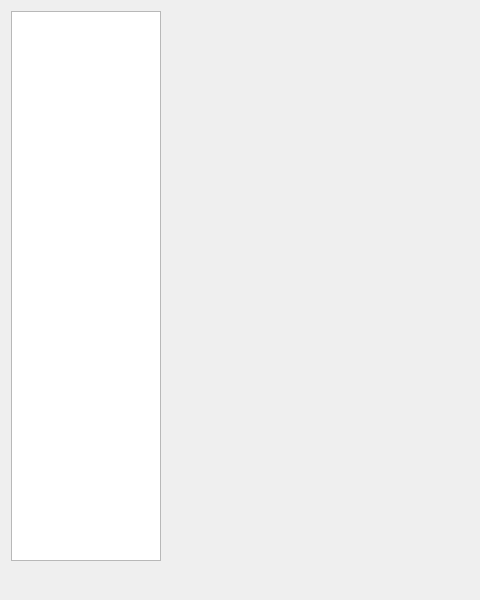
Old version of the form src/Sigil/Form_Files/Preferences.ui in the repository Sigil-Ebook/Sigil; both pictures show x 0 to 480 and y 0 to 600 of the 800 by 600 pixel window.
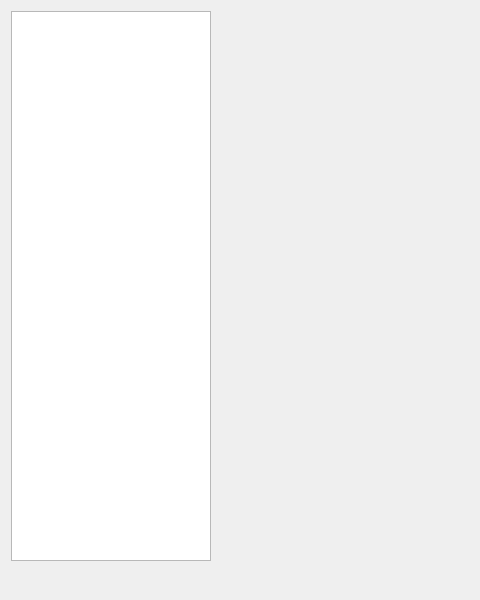
New version of the form.

```diff
--- a/src/Sigil/Form_Files/Preferences.ui
+++ b/src/Sigil/Form_Files/Preferences.ui
@@ -20,13 +20,13 @@
       <widget class="QListWidget" name="availableWidgets">
        <property name="sizePolicy">
         <sizepolicy hsizetype="Fixed" vsizetype="Expanding">
-         <horstretch>150</horstretch>
+         <horstretch>200</horstretch>
          <verstretch>0</verstretch>
         </sizepolicy>
        </property>
        <property name="maximumSize">
         <size>
-         <width>150</width>
+         <width>200</width>
          <height>16777215</height>
         </size>
        </property>
```
